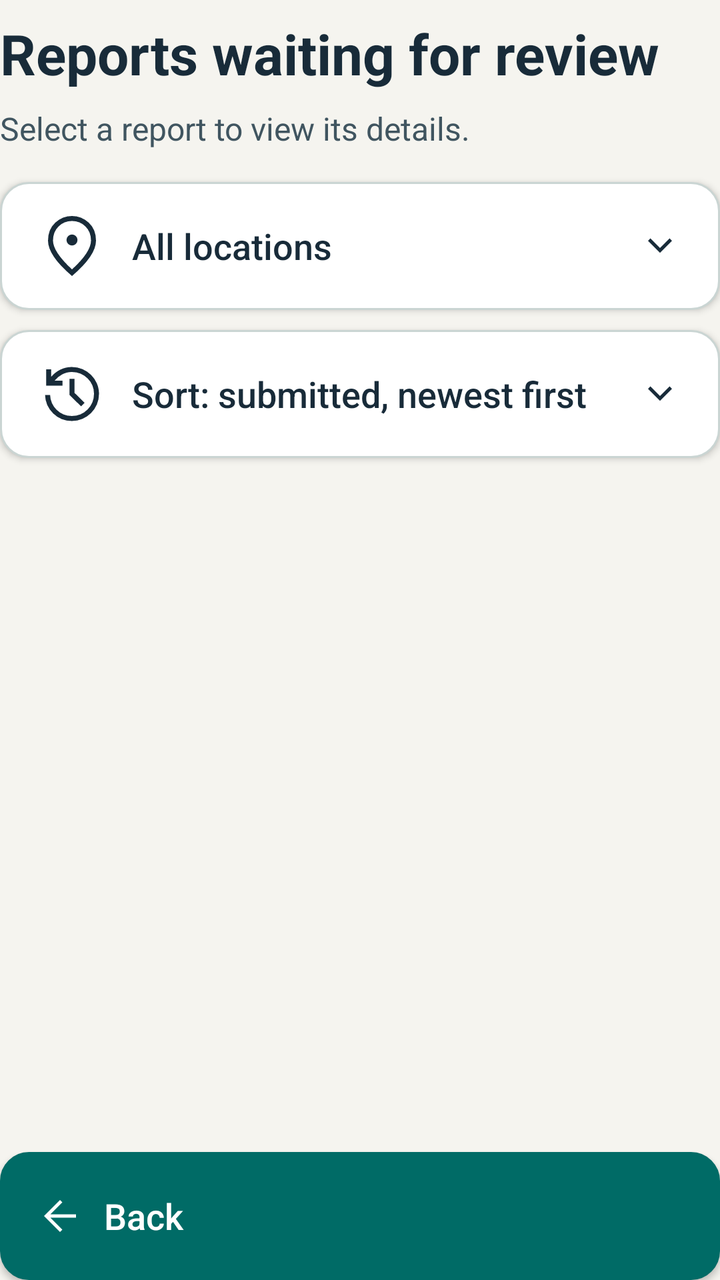
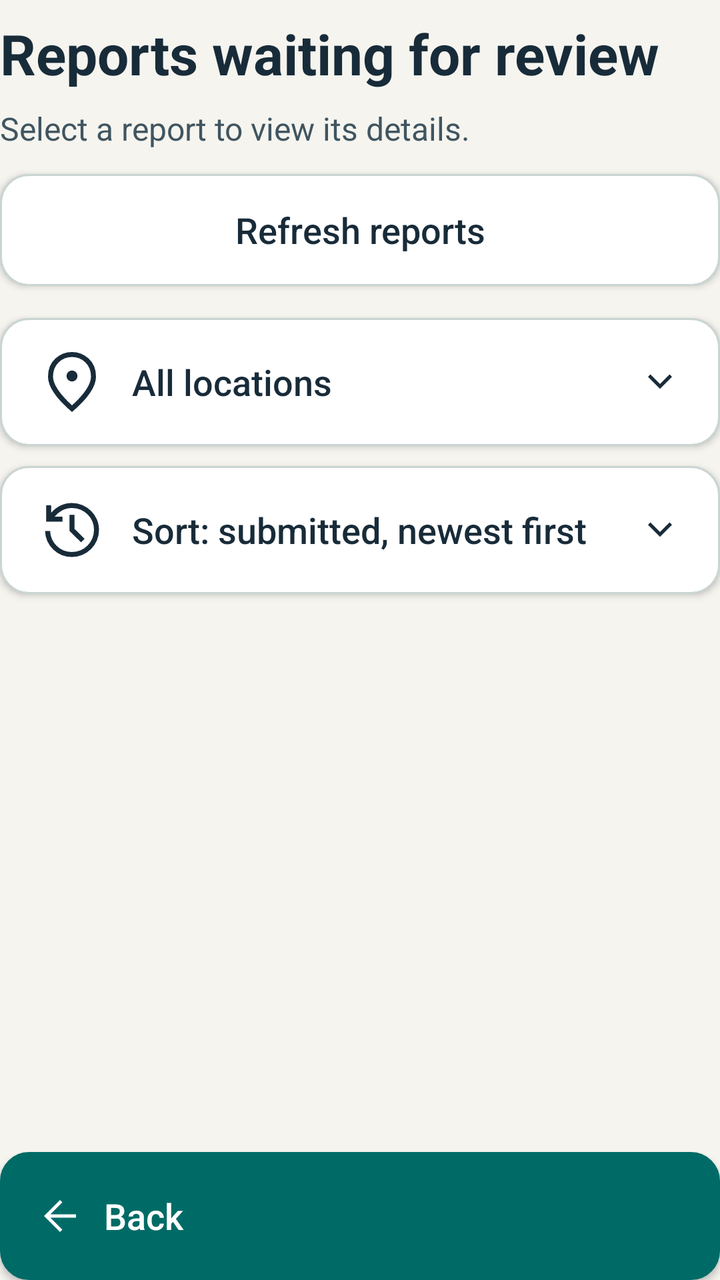

Before-and-after screenshots of an Android layout around one commit, followed by the original layout XML and the change that was made.
<!-- AndroidManifest.xml: application theme Theme.JavaReportingSystem -->
<!-- res/layout/activity_reports_waiting.xml -->
<?xml version="1.0" encoding="utf-8"?>
<LinearLayout xmlns:android="http://schemas.android.com/apk/res/android"
    android:id="@+id/main"
    android:layout_width="match_parent"
    android:layout_height="match_parent"
    android:background="@color/safety_background"
    android:orientation="vertical">

    <TextView
        android:layout_width="match_parent"
        android:layout_height="wrap_content"
        android:layout_marginTop="8dp"
        android:text="@string/review_queue_title"
        android:textColor="@color/safety_text"
        android:textSize="28sp"
        android:textStyle="bold" />

    <TextView
        android:layout_width="match_parent"
        android:layout_height="wrap_content"
        android:layout_marginTop="8dp"
        android:text="@string/review_queue_helper"
        android:textColor="@color/safety_text_secondary"
        android:textSize="16sp" />

    <Button
        android:id="@+id/btnLocationFilter"
        android:layout_width="match_parent"
        android:layout_height="64dp"
        android:layout_marginTop="16dp"
        android:background="@drawable/outline_button"
        android:drawableStart="@drawable/ic_ms_location_on"
        android:drawableEnd="@drawable/ic_ms_expand_more"
        android:drawablePadding="12dp"
        android:drawableTint="@color/safety_text"
        android:gravity="center_vertical|start"
        android:paddingStart="18dp"
        android:paddingEnd="18dp"
        android:text="@string/review_filter_all_locations"
        android:textAllCaps="false"
        android:textColor="@color/safety_text"
        android:textSize="18sp" />

    <Button
        android:id="@+id/btnSortBy"
        android:layout_width="match_parent"
        android:layout_height="64dp"
        android:layout_marginTop="10dp"
        android:background="@drawable/outline_button"
        android:drawableStart="@drawable/ic_ms_history"
        android:drawableEnd="@drawable/ic_ms_expand_more"
        android:drawablePadding="12dp"
        android:drawableTint="@color/safety_text"
        android:gravity="center_vertical|start"
        android:paddingStart="18dp"
        android:paddingEnd="18dp"
        android:text="@string/review_sort_default"
        android:textAllCaps="false"
        android:textColor="@color/safety_text"
        android:textSize="18sp" />

    <FrameLayout
        android:layout_width="match_parent"
        android:layout_height="0dp"
        android:layout_marginTop="14dp"
        android:layout_weight="1">

        <androidx.recyclerview.widget.RecyclerView
            android:id="@+id/recyclerReports"
            android:layout_width="match_parent"
            android:layout_height="match_parent"
            android:clipToPadding="false"
            android:paddingBottom="8dp" />

        <LinearLayout
            android:layout_width="match_parent"
            android:layout_height="wrap_content"
            android:layout_gravity="center"
            android:gravity="center"
            android:orientation="vertical"
            android:padding="20dp">

            <TextView
                android:id="@+id/tvQueueEmpty"
                android:layout_width="match_parent"
                android:layout_height="wrap_content"
                android:gravity="center"
                android:text="@string/review_queue_empty"
                android:textColor="@color/safety_text"
                android:textSize="20sp"
                android:textStyle="bold"
                android:visibility="gone" />

            <TextView
                android:id="@+id/tvQueueSyncNote"
                android:layout_width="match_parent"
                android:layout_height="wrap_content"
                android:layout_marginTop="10dp"
                android:gravity="center"
                android:text="@string/review_queue_sync_note"
                android:textColor="@color/safety_text_secondary"
                android:textSize="16sp"
                android:visibility="gone" />
        </LinearLayout>
    </FrameLayout>

    <Button
        android:id="@+id/btnBack"
        android:layout_width="match_parent"
        android:layout_height="64dp"
        android:layout_marginTop="12dp"
        android:background="@drawable/back_button"
        android:drawableStart="@drawable/ic_ms_arrow_back"
        android:drawablePadding="10dp"
        android:drawableTint="@color/safety_on_action"
        android:gravity="center_vertical|start"
        android:paddingStart="18dp"
        android:paddingEnd="18dp"
        android:text="@string/back"
        android:textAllCaps="false"
        android:textColor="@color/safety_on_action"
        android:textSize="18sp" />
</LinearLayout>
<!-- resources referenced by this layout -->
<resources>
  <color name="safety_background">#F5F4EF</color>
  <color name="safety_on_action">#FFFFFF</color>
  <color name="safety_text">#182B39</color>
  <color name="safety_text_secondary">#405560</color>
  <!-- drawable back_button (drawable) -->
  <?xml version="1.0" encoding="utf-8"?>
  <shape xmlns:android="http://schemas.android.com/apk/res/android" android:shape="rectangle">
      <solid android:color="@color/safety_action" />
      <stroke android:width="1dp" android:color="@color/safety_action" />
      <corners android:radius="14dp" />
  </shape>
  <!-- drawable ic_ms_arrow_back (drawable) -->
  <vector xmlns:android="http://schemas.android.com/apk/res/android"
      android:width="24dp"
      android:height="24dp"
      android:viewportWidth="960"
      android:viewportHeight="960"
      android:autoMirrored="true">
    <path
        android:fillColor="@color/safety_text"
        android:pathData="M287,513.33L527,753.33L480,800L160,480L480,160L527,206.67L287,446.67L800,446.67L800,513.33L287,513.33Z"/>
  </vector>
  <!-- drawable ic_ms_expand_more (drawable) -->
  <vector xmlns:android="http://schemas.android.com/apk/res/android"
      android:width="24dp"
      android:height="24dp"
      android:viewportWidth="960"
      android:viewportHeight="960"
  >
    <path
        android:fillColor="@color/safety_text"
        android:pathData="M480,615L240,375L287.33,327.67L480,521L672.67,328.33L720,375.67L480,615Z"/>
  </vector>
  <!-- drawable outline_button (drawable) -->
  <?xml version="1.0" encoding="utf-8"?>
  <shape xmlns:android="http://schemas.android.com/apk/res/android" android:shape="rectangle">
      <solid android:color="@color/safety_surface" />
      <stroke android:width="1dp" android:color="@color/safety_border" />
      <corners android:radius="14dp" />
  </shape>
  <string name="back">Back</string>
  <string name="review_filter_all_locations">All locations</string>
  <string name="review_queue_empty">No reports are waiting for review.</string>
  <string name="review_queue_helper">Select a report to view its details.</string>
  <string name="review_queue_sync_note">Report sync is not connected in this API build, so reports from other devices cannot appear here yet.</string>
  <string name="review_queue_title">Reports waiting for review</string>
  <string name="review_sort_default">Sort: submitted, newest first</string>
  <style name="Theme.JavaReportingSystem" parent="Base.Theme.JavaReportingSystem" />
  <color name="safety_action">#006B66</color>
  <color name="safety_surface">#FFFFFF</color>
  <color name="safety_border">#CAD5D3</color>
  <style name="Base.Theme.JavaReportingSystem" parent="Theme.AppCompat.Light.NoActionBar">
          <item name="colorPrimary">@color/safety_action</item>
          <item name="colorOnPrimary">@color/safety_on_action</item>
          <item name="colorSurface">@color/safety_surface</item>
          <item name="colorOnSurface">@color/safety_text</item>
          <item name="android:colorAccent">@color/safety_action</item>
          <item name="android:windowBackground">@color/safety_background</item>
          <item name="android:statusBarColor">@color/safety_background</item>
          <item name="android:navigationBarColor">@color/safety_background</item>
          <item name="android:windowLightStatusBar">true</item>
          <item name="android:windowLightNavigationBar">true</item>
      </style>
  <!-- unchanged entries left out for length: 2 -->
</resources>

<!-- the commit's change to res/layout/activity_reports_waiting.xml (unified diff, before → after) -->
@@ -22,6 +22,17 @@
         android:text="@string/review_queue_helper"
         android:textColor="@color/safety_text_secondary"
         android:textSize="16sp" />
+
+    <Button
+        android:id="@+id/btnRefresh"
+        android:layout_width="match_parent"
+        android:layout_height="56dp"
+        android:layout_marginTop="12dp"
+        android:background="@drawable/outline_button"
+        android:text="@string/review_refresh"
+        android:textAllCaps="false"
+        android:textColor="@color/safety_text"
+        android:textSize="18sp" />
 
     <Button
         android:id="@+id/btnLocationFilter"
<!-- resource entries referenced after the edit -->
@@ -44,8 +44,9 @@
   <string name="review_filter_all_locations">All locations</string>
   <string name="review_queue_empty">No reports are waiting for review.</string>
   <string name="review_queue_helper">Select a report to view its details.</string>
-  <string name="review_queue_sync_note">Report sync is not connected in this API build, so reports from other devices cannot appear here yet.</string>
+  <string name="review_queue_sync_note">Check the connection and sign in again if your session has expired.</string>
   <string name="review_queue_title">Reports waiting for review</string>
+  <string name="review_refresh">Refresh reports</string>
   <string name="review_sort_default">Sort: submitted, newest first</string>
   <style name="Theme.JavaReportingSystem" parent="Base.Theme.JavaReportingSystem" />
   <color name="safety_action">#006B66</color>
